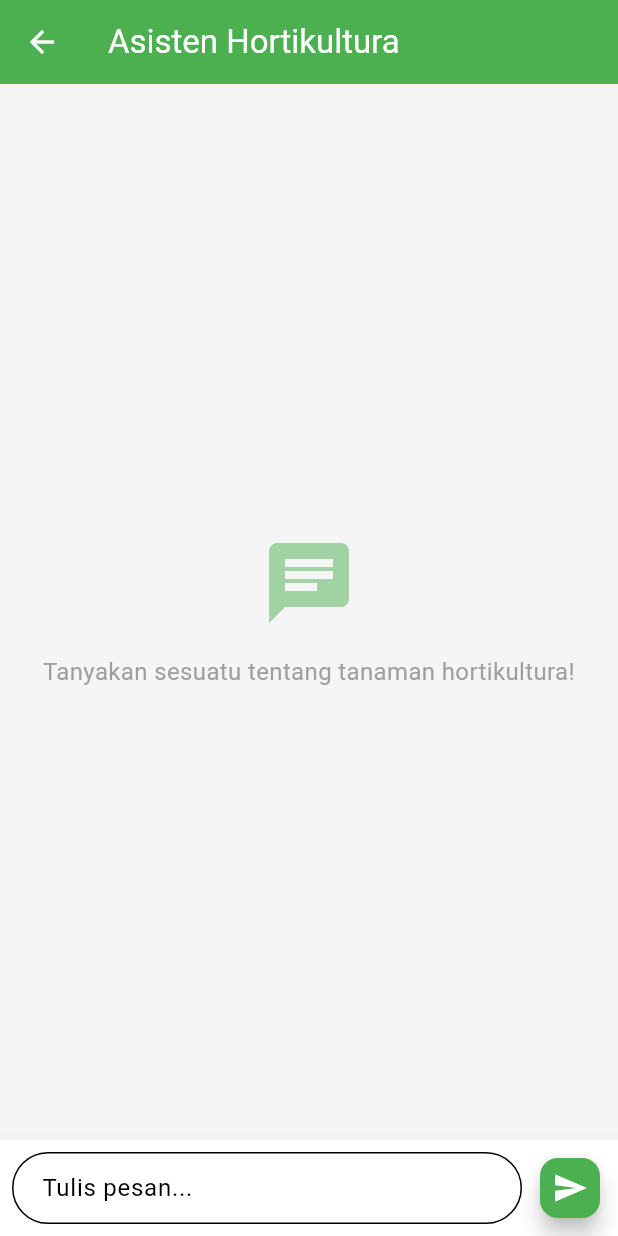
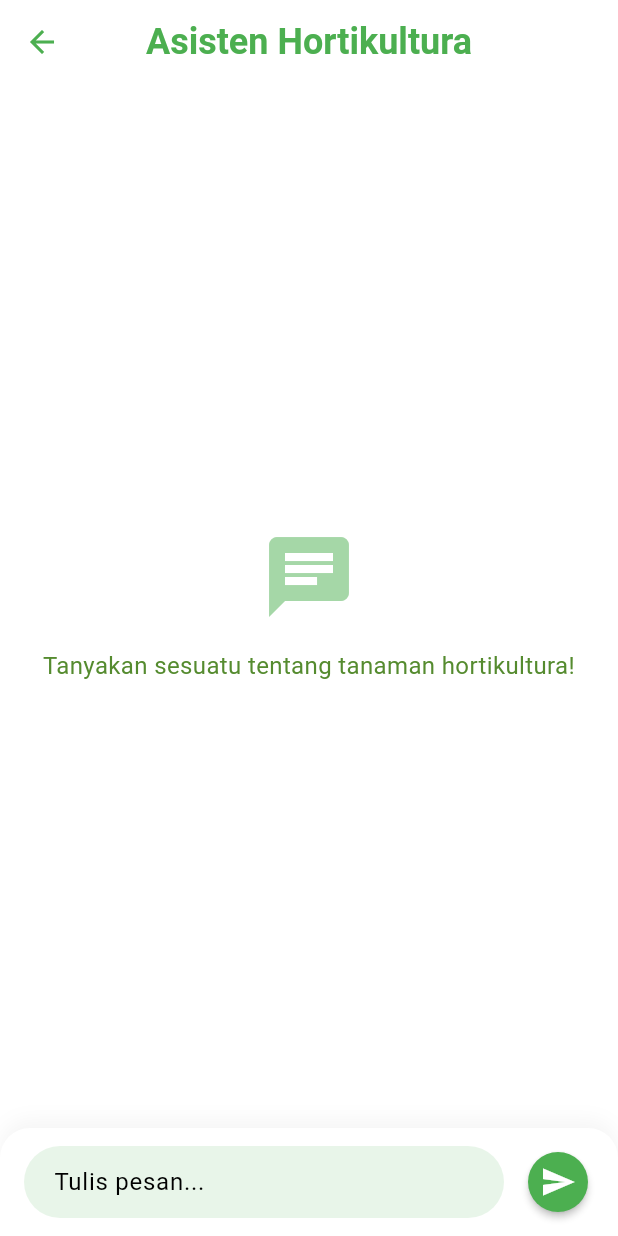
Before and after one commit to prassaaa/HortiKita, a Flutter app: the ChatbotScreen screen opened directly, on a phone screen of 412 x 824 dp. Run offline on Flutter 3.47's test engine with Material 3 defaults, Android fonts, the phone set to English and light mode, and no system bars; our stand-ins replace cached_network_image, cloud_firestore, firebase_auth, firebase_core, firebase_storage, flutter_markdown; accounts and stored records are empty.

Commit message:
Add: New desain chatbot screen

```diff
--- a/lib/ui/screens/chatbot/chatbot_screen.dart
+++ b/lib/ui/screens/chatbot/chatbot_screen.dart
@@ -2,7 +2,7 @@ import 'package:flutter/material.dart';
 import 'package:provider/provider.dart';
 import '../../../data/providers/auth_provider.dart' as local_auth;
 import '../../../data/providers/chat_provider.dart';
-import '../../../data/models/chat_message_model.dart';
+import '../../../data/models/chat_message_model.dart'; // Pastikan ini sesuai dengan lokasi ChatMessage
 import '../../widgets/chatbot/chat_bubble_widget.dart';
 import 'package:firebase_auth/firebase_auth.dart';
 
@@ -22,9 +22,11 @@ class ChatbotScreenState extends State<ChatbotScreen> {
     super.initState();
     WidgetsBinding.instance.addPostFrameCallback((_) {
       final userId = Provider.of<local_auth.AuthProvider>(context, listen: false).currentUser?.uid;
-    if (userId != null) {
-    Provider.of<ChatProvider>(context, listen: false).loadChatHistory(userId);
-     }
+      if (userId != null) {
+        Provider.of<ChatProvider>(context, listen: false).loadChatHistory(userId).then((_) {
+          _scrollToBottom();
+        });
+      }
     });
   }
 
@@ -45,7 +47,6 @@ class ChatbotScreenState extends State<ChatbotScreen> {
 
     await Provider.of<ChatProvider>(context, listen: false).sendMessage(userId, message);
 
-    // Scroll to bottom
     _scrollToBottom();
   }
 
@@ -61,11 +62,39 @@ class ChatbotScreenState extends State<ChatbotScreen> {
     });
   }
 
+  // Fungsi untuk memfilter pesan hanya hari ini
+  List<ChatMessage> _filterTodayMessages(List<ChatMessage> messages) {
+    final now = DateTime.now();
+    final todayStart = DateTime(now.year, now.month, now.day); // Mulai hari ini (00:00:00)
+    return messages.where((message) => message.timestamp.isAfter(todayStart)).toList();
+  }
+
   @override
   Widget build(BuildContext context) {
+    const Color primaryGreen = Color(0xFF4CAF50);
+    const Color lightGreen = Color(0xFFE8F5E9);
+    const Color white = Colors.white;
+
     return Scaffold(
+      backgroundColor: white,
       appBar: AppBar(
-        title: const Text('Asisten Hortikultura'),
+        elevation: 0,
+        backgroundColor: white,
+        leading: IconButton(
+          icon: const Icon(Icons.arrow_back, color: primaryGreen),
+          onPressed: () {
+            Navigator.pop(context);
+          },
+        ),
+        title: const Text(
+          'Asisten Hortikultura',
+          style: TextStyle(
+            color: primaryGreen,
+            fontWeight: FontWeight.bold,
+            fontSize: 24,
+          ),
+        ),
+        centerTitle: true,
       ),
       body: Column(
         children: [
@@ -81,7 +110,7 @@ class ChatbotScreenState extends State<ChatbotScreen> {
                         Icon(
                           Icons.chat,
                           size: 64,
-                          color: Colors.green.withAlpha((0.5 * 255).toInt()),
+                          color: primaryGreen.withOpacity(0.5),
                         ),
                         const SizedBox(height: 16),
                         const Text(
@@ -89,7 +118,34 @@ class ChatbotScreenState extends State<ChatbotScreen> {
                           textAlign: TextAlign.center,
                           style: TextStyle(
                             fontSize: 16,
-                            color: Colors.grey,
+                            color: Color(0xFF558B2F),
+                          ),
+                        ),
+                      ],
+                    ),
+                  );
+                }
+
+                // Filter pesan untuk hanya menampilkan hari ini
+                final todayMessages = _filterTodayMessages(chatProvider.messages);
+
+                if (todayMessages.isEmpty) {
+                  return Center(
+                    child: Column(
+                      mainAxisAlignment: MainAxisAlignment.center,
+                      children: [
+                        Icon(
+                          Icons.chat,
+                          size: 64,
+                          color: primaryGreen.withOpacity(0.5),
+                        ),
+                        const SizedBox(height: 16),
+                        const Text(
+                          'Belum ada pesan hari ini.\nTanyakan sesuatu sekarang!',
+                          textAlign: TextAlign.center,
+                          style: TextStyle(
+                            fontSize: 16,
+                            color: Color(0xFF558B2F),
                           ),
                         ),
                       ],
@@ -100,9 +156,9 @@ class ChatbotScreenState extends State<ChatbotScreen> {
                 return ListView.builder(
                   controller: _scrollController,
                   padding: const EdgeInsets.all(16),
-                  itemCount: chatProvider.messages.length,
+                  itemCount: todayMessages.length,
                   itemBuilder: (context, index) {
-                    final message = chatProvider.messages[index];
+                    final message = todayMessages[index];
                     return ChatBubble(
                       message: message.message,
                       isMe: message.sender == 'user',
@@ -118,35 +174,46 @@ class ChatbotScreenState extends State<ChatbotScreen> {
           Consumer<ChatProvider>(
             builder: (context, chatProvider, child) {
               return chatProvider.isLoading
-                  ? const LinearProgressIndicator()
+                  ? LinearProgressIndicator(
+                      backgroundColor: lightGreen,
+                      valueColor: const AlwaysStoppedAnimation<Color>(primaryGreen),
+                    )
                   : const SizedBox.shrink();
             },
           ),
 
           // Input area
           Container(
-            padding: const EdgeInsets.symmetric(horizontal: 8, vertical: 8),
+            padding: const EdgeInsets.symmetric(horizontal: 16, vertical: 12),
             decoration: BoxDecoration(
-              color: Colors.white,
+              color: white,
               boxShadow: [
                 BoxShadow(
-                  color: Colors.grey.withAlpha((0.1 * 255).toInt()),
-                  blurRadius: 4,
-                  offset: const Offset(0, -2),
+                  color: Colors.grey.withOpacity(0.1),
+                  blurRadius: 10,
+                  spreadRadius: 0,
+                  offset: const Offset(0, -5),
                 ),
               ],
+              borderRadius: const BorderRadius.only(
+                topLeft: Radius.circular(20),
+                topRight: Radius.circular(20),
+              ),
             ),
             child: Row(
               children: [
                 Expanded(
                   child: TextField(
                     controller: _messageController,
-                    decoration: const InputDecoration(
+                    decoration: InputDecoration(
                       hintText: 'Tulis pesan...',
+                      filled: true,
+                      fillColor: lightGreen,
                       border: OutlineInputBorder(
-                        borderRadius: BorderRadius.all(Radius.circular(24)),
+                        borderRadius: BorderRadius.circular(24),
+                        borderSide: BorderSide.none,
                       ),
-                      contentPadding: EdgeInsets.symmetric(horizontal: 16),
+                      contentPadding: const EdgeInsets.symmetric(horizontal: 16, vertical: 12),
                     ),
                     minLines: 1,
                     maxLines: 3,
@@ -154,15 +221,18 @@ class ChatbotScreenState extends State<ChatbotScreen> {
                     onSubmitted: (_) => _sendMessage(),
                   ),
                 ),
-                const SizedBox(width: 8),
+                const SizedBox(width: 12),
                 Consumer<ChatProvider>(
                   builder: (context, chatProvider, child) {
                     return FloatingActionButton(
                       onPressed: chatProvider.isLoading ? null : _sendMessage,
                       mini: true,
-                      backgroundColor: chatProvider.isLoading ? Colors.grey : Colors.green,
+                      backgroundColor: chatProvider.isLoading ? Colors.grey[400] : primaryGreen,
+                      elevation: 2,
+                      shape: const CircleBorder(),
                       child: Icon(
                         chatProvider.isLoading ? Icons.hourglass_empty : Icons.send,
+                        color: white,
                       ),
                     );
                   },
```
